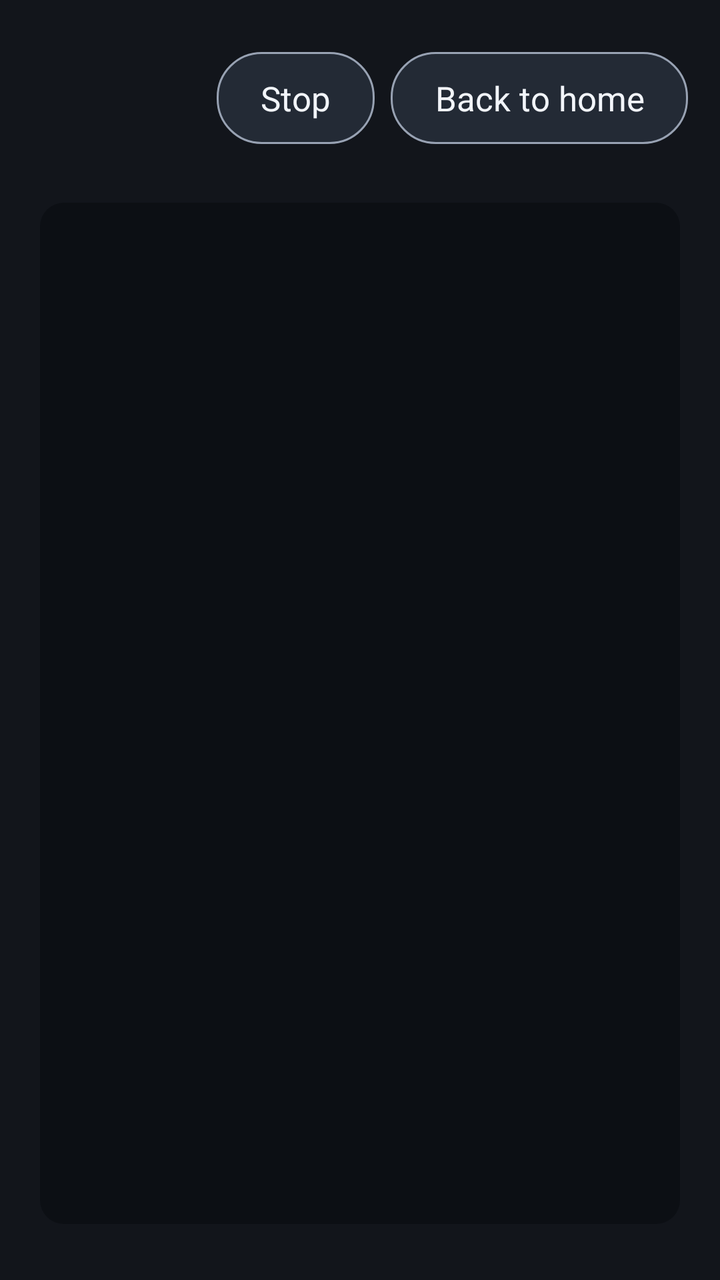
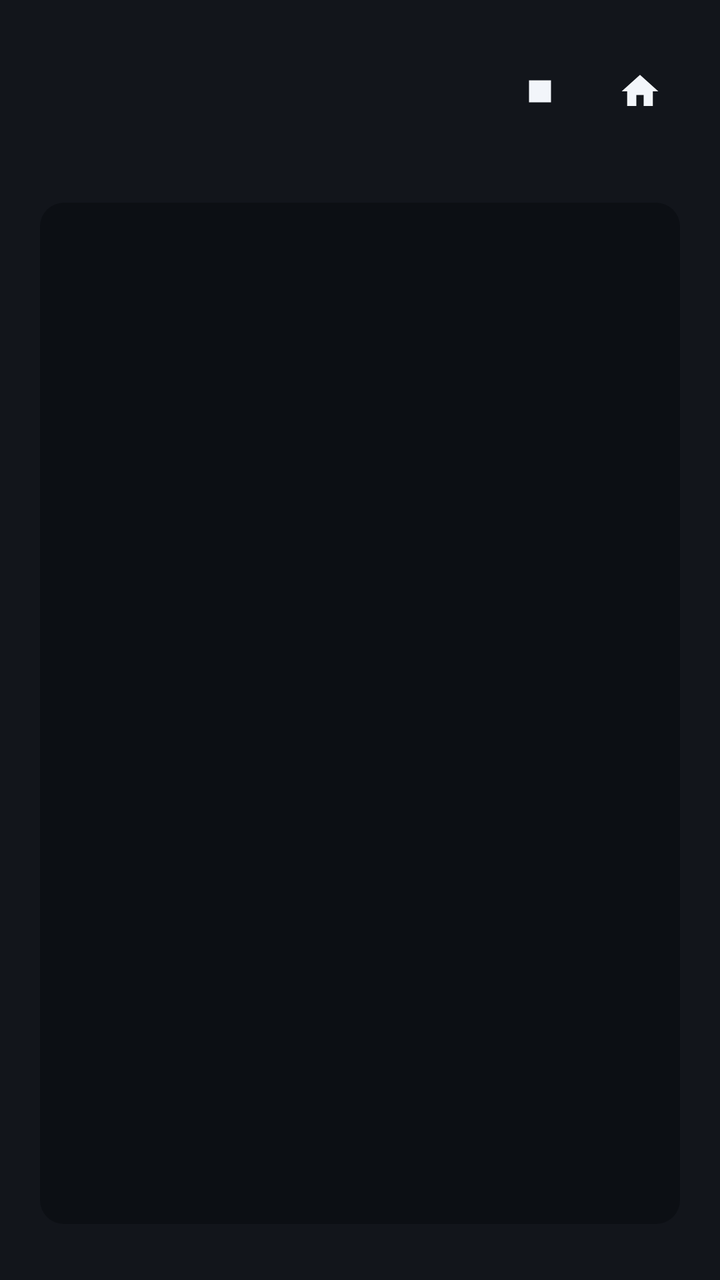

Screens rendered from an Android XML layout before and after an edit, with the pre-edit source and the edit as a unified diff.
<!-- AndroidManifest.xml: application theme Theme.IperfDroid -->
<!-- res/layout/activity_run.xml -->
<?xml version="1.0" encoding="utf-8"?>
<androidx.constraintlayout.widget.ConstraintLayout
    xmlns:android="http://schemas.android.com/apk/res/android"
    xmlns:app="http://schemas.android.com/apk/res-auto"
    android:layout_width="match_parent"
    android:layout_height="match_parent"
    android:background="@color/bg_dark">

    <TextView
        android:id="@+id/tvRunTitle"
        android:layout_width="0dp"
        android:layout_height="wrap_content"
        android:layout_marginStart="@dimen/screen_margin"
        android:layout_marginTop="28dp"
        android:textColor="@color/text_primary"
        android:textSize="26sp"
        android:textStyle="bold"
        app:layout_constraintEnd_toStartOf="@id/btnStop"
        app:layout_constraintStart_toStartOf="parent"
        app:layout_constraintTop_toTopOf="parent" />

    <TextView
        android:id="@+id/tvRunCmd"
        android:layout_width="0dp"
        android:layout_height="wrap_content"
        android:layout_marginStart="@dimen/screen_margin"
        android:layout_marginTop="6dp"
        android:textColor="@color/text_secondary"
        android:textSize="15sp"
        app:layout_constraintEnd_toStartOf="@id/btnStop"
        app:layout_constraintStart_toStartOf="parent"
        app:layout_constraintTop_toBottomOf="@id/tvRunTitle" />

    <TextView
        android:id="@+id/btnStop"
        android:layout_width="wrap_content"
        android:layout_height="46dp"
        android:layout_marginEnd="8dp"
        android:maxWidth="150dp"
        android:background="@drawable/bg_focusable_chip"
        android:focusable="true"
        android:gravity="center"
        android:paddingStart="22dp"
        android:paddingEnd="22dp"
        android:text="@string/action_stop"
        android:textColor="@color/text_primary"
        android:textSize="17sp"
        android:maxLines="1"
        app:layout_constraintBaseline_toBaselineOf="@id/tvRunTitle"
        app:layout_constraintEnd_toStartOf="@id/btnBackHome"
        app:layout_constraintTop_toTopOf="@id/tvRunTitle" />

    <TextView
        android:id="@+id/btnBackHome"
        android:layout_width="wrap_content"
        android:layout_height="46dp"
        android:maxWidth="170dp"
        android:layout_marginEnd="@dimen/screen_margin_end"
        android:background="@drawable/bg_focusable_chip"
        android:focusable="true"
        android:gravity="center"
        android:paddingStart="22dp"
        android:paddingEnd="22dp"
        android:text="@string/action_back_home"
        android:textColor="@color/text_primary"
        android:textSize="17sp"
        android:maxLines="1"
        app:layout_constraintBaseline_toBaselineOf="@id/tvRunTitle"
        app:layout_constraintEnd_toEndOf="parent"
        app:layout_constraintTop_toTopOf="@id/tvRunTitle" />

    <TextView
        android:id="@+id/tvSummary"
        android:layout_width="0dp"
        android:layout_height="wrap_content"
        android:layout_marginStart="@dimen/screen_margin"
        android:layout_marginTop="12dp"
        android:layout_marginEnd="@dimen/screen_margin"
        android:background="@drawable/bg_log"
        android:padding="14dp"
        android:textColor="@color/accent"
        android:textSize="20sp"
        android:textStyle="bold"
        android:visibility="gone"
        app:layout_constraintEnd_toEndOf="parent"
        app:layout_constraintStart_toStartOf="parent"
        app:layout_constraintTop_toBottomOf="@id/tvRunCmd" />

    <ScrollView
        android:id="@+id/scrollLog"
        android:layout_width="0dp"
        android:layout_height="0dp"
        android:layout_marginStart="@dimen/screen_margin"
        android:layout_marginEnd="@dimen/screen_margin"
        android:layout_marginBottom="28dp"
        android:background="@drawable/bg_log"
        android:fillViewport="true"
        app:layout_constraintBottom_toBottomOf="parent"
        app:layout_constraintEnd_toEndOf="parent"
        app:layout_constraintStart_toStartOf="parent"
        app:layout_constraintTop_toBottomOf="@id/tvSummary"
        app:layout_goneMarginTop="12dp">

        <TextView
            android:id="@+id/tvLog"
            android:layout_width="match_parent"
            android:layout_height="wrap_content"
            android:fontFamily="monospace"
            android:padding="18dp"
            android:textColor="@color/text_primary"
            android:textSize="16sp" />

    </ScrollView>

</androidx.constraintlayout.widget.ConstraintLayout>
<!-- resources referenced by this layout -->
<resources>
  <color name="accent">#FF3D7BFF</color>
  <color name="bg_dark">#FF12151B</color>
  <color name="text_primary">#FFF2F5FA</color>
  <color name="text_secondary">#FF98A2B3</color>
  <dimen name="screen_margin">20dp</dimen>
  <dimen name="screen_margin_end">16dp</dimen>
  <!-- drawable bg_focusable_chip (drawable) -->
  <?xml version="1.0" encoding="utf-8"?>
  <selector xmlns:android="http://schemas.android.com/apk/res/android">
      <item android:state_focused="true">
          <shape android:shape="rectangle">
              <solid android:color="@color/accent" />
              <corners android:radius="22dp" />
          </shape>
      </item>
      <item android:state_pressed="true">
          <shape android:shape="rectangle">
              <solid android:color="@color/accent" />
              <corners android:radius="22dp" />
          </shape>
      </item>
      <item>
          <shape android:shape="rectangle">
              <solid android:color="@color/bg_input" />
              <corners android:radius="22dp" />
              <stroke android:width="1dp" android:color="@color/text_secondary" />
          </shape>
      </item>
  </selector>
  <!-- drawable bg_log (drawable) -->
  <?xml version="1.0" encoding="utf-8"?>
  <shape xmlns:android="http://schemas.android.com/apk/res/android" android:shape="rectangle">
      <solid android:color="@color/bg_log" />
      <corners android:radius="12dp" />
  </shape>
  <string name="action_back_home">Back to home</string>
  <string name="action_stop">Stop</string>
  <style name="Theme.IperfDroid" parent="Theme.AppCompat.NoActionBar">
          <item name="android:windowBackground">@color/bg_dark</item>
          <item name="android:colorBackground">@color/bg_dark</item>
          <item name="android:textColorPrimary">@color/text_primary</item>
      </style>
  <color name="bg_input">#FF232A35</color>
  <color name="bg_log">#FF0C0F14</color>
</resources>

<!-- the commit's change to res/layout/activity_run.xml (unified diff, before → after) -->
@@ -12,6 +12,9 @@
         android:layout_height="wrap_content"
         android:layout_marginStart="@dimen/screen_margin"
         android:layout_marginTop="28dp"
+        android:layout_marginEnd="8dp"
+        android:ellipsize="end"
+        android:maxLines="1"
         android:textColor="@color/text_primary"
         android:textSize="26sp"
         android:textStyle="bold"
@@ -31,41 +34,34 @@
         app:layout_constraintStart_toStartOf="parent"
         app:layout_constraintTop_toBottomOf="@id/tvRunTitle" />
 
-    <TextView
+    
+    <ImageView
         android:id="@+id/btnStop"
-        android:layout_width="wrap_content"
-        android:layout_height="46dp"
-        android:layout_marginEnd="8dp"
-        android:maxWidth="150dp"
-        android:background="@drawable/bg_focusable_chip"
+        android:layout_width="@dimen/icon_button_size"
+        android:layout_height="@dimen/icon_button_size"
+        android:layout_marginEnd="2dp"
+        android:background="@drawable/bg_icon_button"
+        android:contentDescription="@string/action_stop"
         android:focusable="true"
-        android:gravity="center"
-        android:paddingStart="22dp"
-        android:paddingEnd="22dp"
-        android:text="@string/action_stop"
-        android:textColor="@color/text_primary"
-        android:textSize="17sp"
-        android:maxLines="1"
-        app:layout_constraintBaseline_toBaselineOf="@id/tvRunTitle"
+        android:padding="@dimen/icon_button_padding"
+        android:scaleType="fitCenter"
+        android:src="@drawable/ic_stop"
+        app:layout_constraintBottom_toBottomOf="@id/tvRunTitle"
         app:layout_constraintEnd_toStartOf="@id/btnBackHome"
         app:layout_constraintTop_toTopOf="@id/tvRunTitle" />
 
-    <TextView
+    <ImageView
         android:id="@+id/btnBackHome"
-        android:layout_width="wrap_content"
-        android:layout_height="46dp"
-        android:maxWidth="170dp"
+        android:layout_width="@dimen/icon_button_size"
+        android:layout_height="@dimen/icon_button_size"
         android:layout_marginEnd="@dimen/screen_margin_end"
-        android:background="@drawable/bg_focusable_chip"
+        android:background="@drawable/bg_icon_button"
+        android:contentDescription="@string/action_back_home"
         android:focusable="true"
-        android:gravity="center"
-        android:paddingStart="22dp"
-        android:paddingEnd="22dp"
-        android:text="@string/action_back_home"
-        android:textColor="@color/text_primary"
-        android:textSize="17sp"
-        android:maxLines="1"
-        app:layout_constraintBaseline_toBaselineOf="@id/tvRunTitle"
+        android:padding="@dimen/icon_button_padding"
+        android:scaleType="fitCenter"
+        android:src="@drawable/ic_home"
+        app:layout_constraintBottom_toBottomOf="@id/tvRunTitle"
         app:layout_constraintEnd_toEndOf="parent"
         app:layout_constraintTop_toTopOf="@id/tvRunTitle" />
 
<!-- resource entries referenced after the edit -->
@@ -4,28 +4,26 @@
   <color name="bg_dark">#FF12151B</color>
   <color name="text_primary">#FFF2F5FA</color>
   <color name="text_secondary">#FF98A2B3</color>
+  <dimen name="icon_button_padding">13dp</dimen>
+  <dimen name="icon_button_size">48dp</dimen>
   <dimen name="screen_margin">20dp</dimen>
   <dimen name="screen_margin_end">16dp</dimen>
-  <!-- drawable bg_focusable_chip (drawable) -->
+  <!-- drawable bg_icon_button (drawable) -->
   <?xml version="1.0" encoding="utf-8"?>
   <selector xmlns:android="http://schemas.android.com/apk/res/android">
       <item android:state_focused="true">
-          <shape android:shape="rectangle">
-              <solid android:color="@color/accent" />
-              <corners android:radius="22dp" />
+          <shape android:shape="oval">
+              <solid android:color="@color/bg_input" />
           </shape>
       </item>
       <item android:state_pressed="true">
-          <shape android:shape="rectangle">
-              <solid android:color="@color/accent" />
-              <corners android:radius="22dp" />
+          <shape android:shape="oval">
+              <solid android:color="@color/bg_input" />
           </shape>
       </item>
       <item>
-          <shape android:shape="rectangle">
-              <solid android:color="@color/bg_input" />
-              <corners android:radius="22dp" />
-              <stroke android:width="1dp" android:color="@color/text_secondary" />
+          <shape android:shape="oval">
+              <solid android:color="@android:color/transparent" />
           </shape>
       </item>
   </selector>
@@ -35,6 +33,30 @@
       <solid android:color="@color/bg_log" />
       <corners android:radius="12dp" />
   </shape>
+  <!-- drawable ic_home (drawable) -->
+  <?xml version="1.0" encoding="utf-8"?>
+  <vector xmlns:android="http://schemas.android.com/apk/res/android"
+      android:width="24dp"
+      android:height="24dp"
+      android:viewportWidth="24"
+      android:viewportHeight="24"
+      android:tint="@color/text_primary">
+      <path
+          android:fillColor="#FFFFFFFF"
+          android:pathData="M10,20v-6h4v6h5v-8h3L12,3 2,12h3v8z" />
+  </vector>
+  <!-- drawable ic_stop (drawable) -->
+  <?xml version="1.0" encoding="utf-8"?>
+  <vector xmlns:android="http://schemas.android.com/apk/res/android"
+      android:width="24dp"
+      android:height="24dp"
+      android:viewportWidth="24"
+      android:viewportHeight="24"
+      android:tint="@color/text_primary">
+      <path
+          android:fillColor="#FFFFFFFF"
+          android:pathData="M6,6h12v12H6z" />
+  </vector>
   <string name="action_back_home">Back to home</string>
   <string name="action_stop">Stop</string>
   <style name="Theme.IperfDroid" parent="Theme.AppCompat.NoActionBar">
